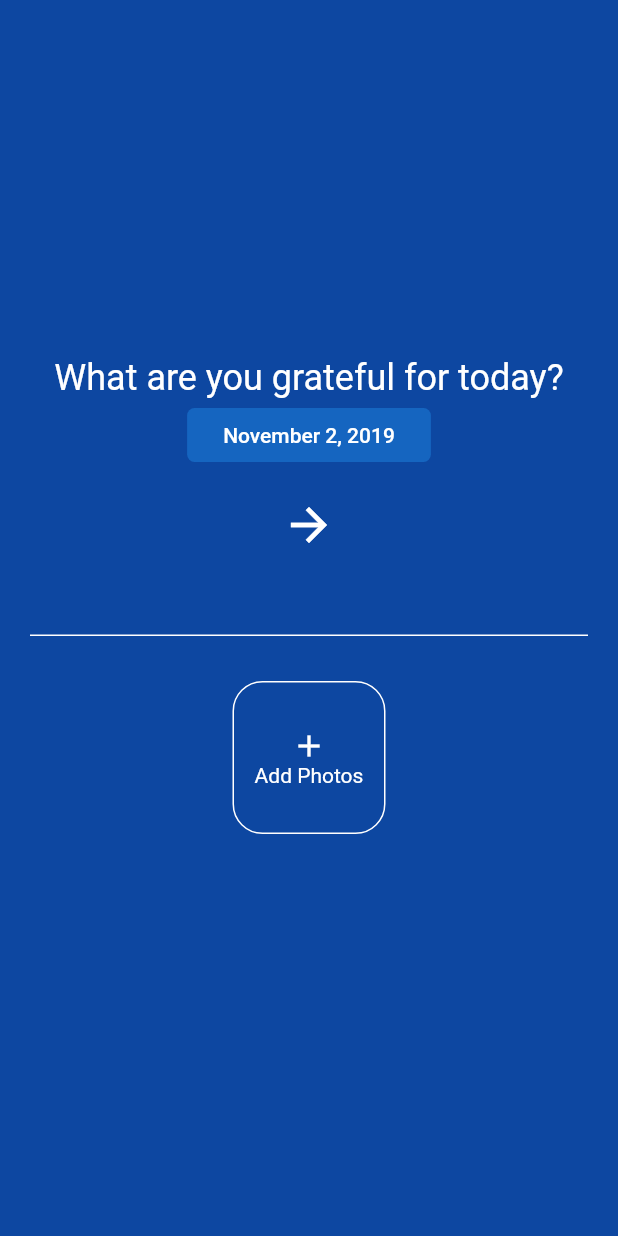
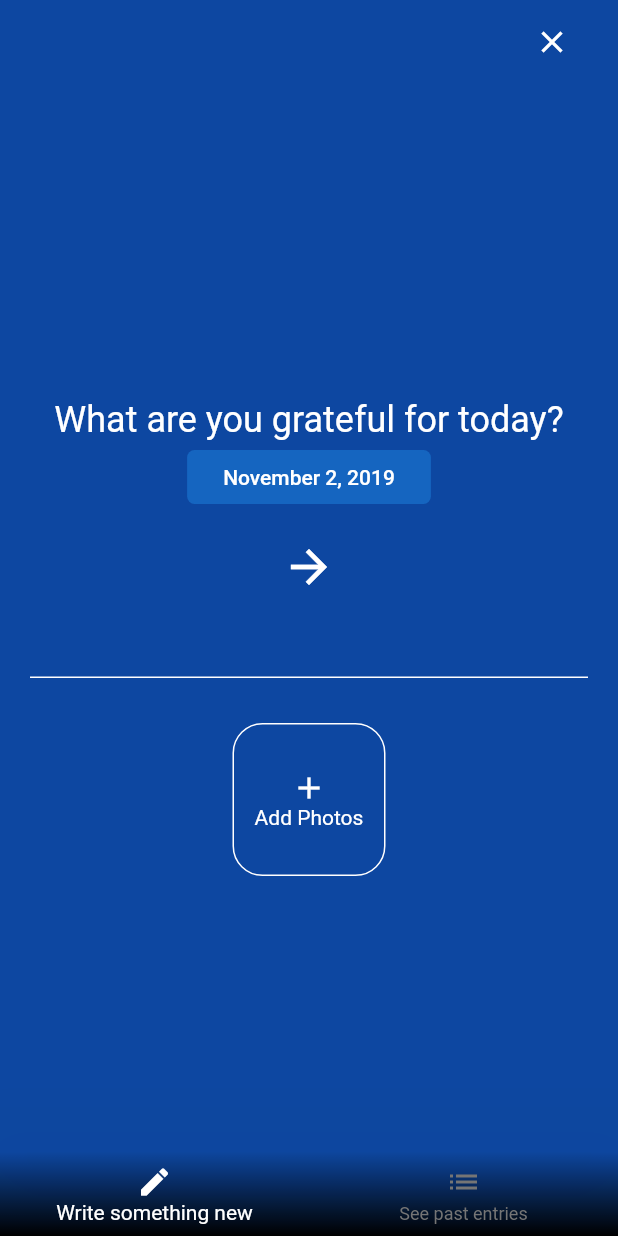
Before and after one commit to sdstolworthy/base_flutter_app, a Flutter app: the JournalEntryDetails screen opened directly with empty values, after a tap on the "edit" icon, on a phone screen of 412 x 824 dp. Run offline on Flutter 3.47's test engine with Material 2 defaults, Android fonts, the phone set to English and light mode, and no system bars; our stand-ins replace bloc, cached_network_image, carousel_slider, cloud_firestore, dio, faker and 6 more; accounts and stored records are empty.

Commit message:
updated feed and edit views. page is no longer deleted when switching views

```diff
--- a/lib/src/blocs/pageView/page_view_bloc.dart
+++ b/lib/src/blocs/pageView/page_view_bloc.dart
@@ -6,15 +6,19 @@ import 'package:flutter/material.dart';
 const int animationDurationInMilliseconds = 60;
 
 class PageViewBloc extends Bloc<PageViewEvent, PageViewState> {
+  int initialPage;
+
   PageController pageController;
   Map<String, int> pages;
-  PageViewBloc({PageController pageController, this.pages}) {
-    this.pageController = (pageController ?? new PageController(initialPage: 0))
-      ..addListener(() {
-        if (this.pageController.page.toInt() == this.pageController.page) {
-          this.add(NotifyPageChange(this.pageController.page.toInt()));
-        }
-      });
+  PageViewBloc({PageController pageController, this.pages, int initialPage}) {
+    this.initialPage = initialPage ?? 0;
+    this.pageController =
+        (pageController ?? new PageController(initialPage: this.initialPage))
+          ..addListener(() {
+            if (this.pageController.page.toInt() == this.pageController.page) {
+              this.add(NotifyPageChange(this.pageController.page.toInt()));
+            }
+          });
   }
 
   @override
@@ -29,6 +33,7 @@ class PageViewBloc extends Bloc<PageViewEvent, PageViewState> {
           curve: ElasticInCurve(),
           duration: Duration(milliseconds: animationDurationInMilliseconds));
     } else if (event is PreviousPage) {
+      print(pageController.page);
       pageController.previousPage(
           curve: ElasticInCurve(),
           duration: Duration(milliseconds: animationDurationInMilliseconds));
--- a/lib/src/screens/EditJournalEntry/EditJournalEntry.dart
+++ b/lib/src/screens/EditJournalEntry/EditJournalEntry.dart
@@ -1,5 +1,6 @@
 import 'dart:io';
 
+import 'package:cached_network_image/cached_network_image.dart';
 import 'package:flutter/material.dart';
 import 'package:grateful/src/blocs/editJournalEntry/bloc.dart';
 import 'package:grateful/src/blocs/imageHandler/bloc.dart';
@@ -21,28 +22,41 @@ class EditJournalEntryArgs {
 }
 
 class EditJournalEntry extends StatefulWidget {
+  bool get wantKeepAlive => true;
+
   final JournalEntry item;
-  EditJournalEntry({JournalEntry item}) : this.item = item ?? JournalEntry();
+  EditJournalEntry({this.item});
   @override
   State<StatefulWidget> createState() {
     return _EditJournalEntryState(journalEntry: this.item);
   }
 }
 
-class _EditJournalEntryState extends State<EditJournalEntry> {
-  JournalEntry journalEntry;
+class _EditJournalEntryState extends State<EditJournalEntry>
+    with AutomaticKeepAliveClientMixin {
+  bool get wantKeepAlive => true;
+
+  JournalEntry _journalEntry;
+  bool isEdit;
   final EditItemBloc _editJournalEntryBloc = EditItemBloc();
 
   _EditJournalEntryState({JournalEntry journalEntry})
-      : this.journalEntry = journalEntry ?? JournalEntry();
+      : this._journalEntry = journalEntry ?? JournalEntry(),
+        isEdit = journalEntry != null {
+    _journalEntryController.value = TextEditingValue(text: '');
+  }
 
-  List<Photograph> photographs = [];
+  List<Photograph> _photographs = [];
+
+  final TextEditingController _journalEntryController = TextEditingController();
 
   final ImageHandlerBloc _imageHandlerBloc = ImageHandlerBloc();
 
   initState() {
     super.initState();
-    photographs = journalEntry.photographs ?? [];
+    _journalEntryController.value =
+        TextEditingValue(text: _journalEntry.body ?? '');
+    _photographs = _journalEntry.photographs ?? [];
   }
 
   dispose() {
@@ -50,11 +64,34 @@ class _EditJournalEntryState extends State<EditJournalEntry> {
     super.dispose();
   }
 
-  build(_) {
+  clearEditState() {
+    setState(() {
+      _journalEntry = JournalEntry();
+      isEdit = false;
+      _photographs = [];
+      _journalEntryController.value =
+          TextEditingValue(text: _journalEntry.body ?? '');
+      _imageHandlerBloc.add(SetPhotographs([]));
+    });
+  }
+
+  build(c) {
+    super.build(c);
     return BlocBuilder(
         bloc: _editJournalEntryBloc,
         builder: (BuildContext context, EditJournalEntryState state) {
           return Scaffold(
+              appBar: AppBar(
+                elevation: 0,
+                leading: Container(),
+                actions: <Widget>[
+                  if (isEdit)
+                    FlatButton(
+                      child: Icon(Icons.clear),
+                      onPressed: clearEditState,
+                    )
+                ],
+              ),
               drawer: Drawer(
                   child: Container(
                 color: Theme.of(context).backgroundColor,
@@ -75,7 +112,7 @@ class _EditJournalEntryState extends State<EditJournalEntry> {
                           ),
                           DateSelectorButton(
                             onPressed: handlePickDate,
-                            selectedDate: journalEntry.date,
+                            selectedDate: _journalEntry.date,
                           ),
                           SizedBox(height: 10),
                           IconButton(
@@ -83,9 +120,9 @@ class _EditJournalEntryState extends State<EditJournalEntry> {
                             icon: Icon(Icons.arrow_forward),
                             color: Colors.white,
                             onPressed: () {
-                              if (journalEntry.body != null) {
+                              if (_journalEntry.body != null) {
                                 _editJournalEntryBloc
-                                    .add(SaveJournalEntry(journalEntry));
+                                    .add(SaveJournalEntry(_journalEntry));
                               }
 
                               BlocProvider.of<PageViewBloc>(context)
@@ -93,12 +130,13 @@ class _EditJournalEntryState extends State<EditJournalEntry> {
                             },
                           ),
                           JournalInput(
-                              onChanged: (text) {
-                                setState(() {
-                                  journalEntry.body = text;
-                                });
-                              },
-                              initialValue: journalEntry.body),
+                            onChanged: (text) {
+                              setState(() {
+                                _journalEntry.body = text;
+                              });
+                            },
+                            controller: _journalEntryController,
+                          ),
                           Padding(
                               padding:
                                   const EdgeInsets.symmetric(vertical: 30.0),
@@ -109,7 +147,7 @@ class _EditJournalEntryState extends State<EditJournalEntry> {
                                     if (imageHandlerState
                                         is InitialImageHandlerState) {
                                       _imageHandlerBloc.add(SetPhotographs(
-                                          journalEntry.photographs ??
+                                          _journalEntry.photographs ??
                                               <Photograph>[]));
                                       return Center(
                                         child: CircularProgressIndicator(),
@@ -124,8 +162,8 @@ class _EditJournalEntryState extends State<EditJournalEntry> {
                                             ...imageHandlerState.photographs
                                                 .map<Widget>((i) {
                                               if (i is NetworkPhoto) {
-                                                return Image.network(
-                                                  i.imageUrl,
+                                                return CachedNetworkImage(
+                                                  imageUrl: i.imageUrl,
                                                   height: 100,
                                                   width: 100,
                                                 );
@@ -144,7 +182,7 @@ class _EditJournalEntryState extends State<EditJournalEntry> {
                                                             filePhotoGuid:
                                                                 i.guid));
 
-                                                    journalEntry.photographs
+                                                    _journalEntry.photographs
                                                         .add(newPhoto);
                                                   },
                                                 );
@@ -215,13 +253,13 @@ class _EditJournalEntryState extends State<EditJournalEntry> {
   void handlePickDate(context) async {
     DateTime newDate = await showDatePicker(
       context: context,
-      initialDate: journalEntry.date ?? DateTime.now(),
+      initialDate: _journalEntry.date ?? DateTime.now(),
       firstDate: DateTime.parse('1900-01-01'),
       lastDate: DateTime.now(),
     );
     if (newDate != null) {
       setState(() {
-        journalEntry.date = newDate;
+        _journalEntry.date = newDate;
       });
     }
   }
--- a/lib/src/screens/JournalEntryDetails/JournalEntryDetails.dart
+++ b/lib/src/screens/JournalEntryDetails/JournalEntryDetails.dart
@@ -3,6 +3,7 @@ import 'package:carousel_slider/carousel_slider.dart';
 import 'package:flutter/material.dart';
 import 'package:grateful/src/models/JournalEntry.dart';
 import 'package:grateful/src/screens/EditJournalEntry/EditJournalEntry.dart';
+import 'package:grateful/src/screens/JournalPageView/JournalPageView.dart';
 import 'package:grateful/src/services/navigator.dart';
 import 'package:grateful/src/services/routes.dart';
 import 'package:intl/intl.dart';
@@ -35,9 +36,8 @@ class JournalEntryDetails extends StatelessWidget {
               color: Colors.white,
             ),
             onPressed: () {
-              rootNavigationService.navigateTo(
-                  FlutterAppRoutes.editJournalEntry,
-                  arguments: EditJournalEntryArgs(journalEntry: journalEntry));
+              rootNavigationService.navigateTo(FlutterAppRoutes.journalPageView,
+                  arguments: JournalPageArguments(entry: journalEntry));
             },
           )
         ],
--- a/lib/src/screens/JournalPageView/JournalPageView.dart
+++ b/lib/src/screens/JournalPageView/JournalPageView.dart
@@ -4,20 +4,50 @@ import 'package:flutter/material.dart';
 import 'package:flutter_bloc/flutter_bloc.dart';
 import 'package:grateful/src/blocs/pageView/bloc.dart';
 import 'package:grateful/src/blocs/pageView/page_view_bloc.dart';
+import 'package:grateful/src/models/JournalEntry.dart';
 import 'package:grateful/src/screens/EditJournalEntry/EditJournalEntry.dart';
 import 'package:grateful/src/screens/JournalEntryFeed/JournalEntryFeed.dart';
 
-class JournalPageView extends StatefulWidget {
-  createState() => _JournalPageView();
+enum Page { entryEdit, entryFeed }
+
+const _pageOrder = <Page>[Page.entryEdit, Page.entryFeed];
+
+class JournalPageArguments {
+  final Page page;
+  final JournalEntry entry;
+  final bool isEdit;
+
+  JournalPageArguments({page, entry})
+      : page = page ?? Page.entryEdit,
+        entry = entry ?? null,
+        isEdit = entry != null;
 }
 
-class _JournalPageView extends State<JournalPageView> {
+class JournalPageView extends StatefulWidget {
+  final Page initialPage;
+  final JournalEntry journalEntry;
+  JournalPageView({initialPage, journalEntry})
+      : initialPage = initialPage ?? Page.entryEdit,
+        journalEntry = journalEntry ?? null;
+  createState() =>
+      _JournalPageView(initialPage: initialPage, journalEntry: journalEntry);
+}
+
+class _JournalPageView extends State<JournalPageView>
+    with AutomaticKeepAliveClientMixin {
   @override
-  final PageViewBloc _pageViewBloc = PageViewBloc();
+  bool get wantKeepAlive => true;
+  final Page initialPage;
+  final JournalEntry journalEntry;
+  _JournalPageView({this.initialPage, this.journalEntry});
+
+  PageViewBloc _pageViewBloc = PageViewBloc();
   bool isActive;
   StreamSubscription<void> activeCanceller;
   void initState() {
     setActive(true);
+    _pageViewBloc =
+        PageViewBloc(initialPage: _pageOrder.indexOf(this.initialPage) ?? 0);
     super.initState();
   }
 
@@ -36,7 +66,7 @@ class _JournalPageView extends State<JournalPageView> {
     }
   }
 
-  Widget build(BuildContext _) {
+  Widget build(BuildContext c) {
     return BlocProvider<PageViewBloc>(
         builder: (context) => _pageViewBloc,
         child: BlocBuilder<PageViewBloc, PageViewState>(
@@ -51,7 +81,7 @@ class _JournalPageView extends State<JournalPageView> {
                     PageView(
                       controller: _pageViewBloc.pageController,
                       children: <Widget>[
-                        EditJournalEntry(),
+                        EditJournalEntry(item: journalEntry),
                         JournalEntryFeed(),
                       ],
                     ),
--- a/lib/src/services/routes.dart
+++ b/lib/src/services/routes.dart
@@ -33,7 +33,12 @@ class Router {
   static Route<dynamic> generatedRoute(RouteSettings settings) {
     switch (settings.name) {
       case FlutterAppRoutes.journalPageView:
-        return _pageRoute(JournalPageView(), FlutterAppRoutes.journalPageView);
+        final JournalPageArguments args = settings.arguments;
+        return _pageRoute(
+            JournalPageView(
+              journalEntry: args?.entry,
+            ),
+            FlutterAppRoutes.journalPageView);
       case FlutterAppRoutes.onboarding:
         return _pageRoute(OnboardingRoutes(), FlutterAppRoutes.onboarding);
       case FlutterAppRoutes.journalEntryDetails:
--- a/lib/src/theme/theme.dart
+++ b/lib/src/theme/theme.dart
@@ -19,7 +19,7 @@ ThemeData gratefulTheme(ThemeData appTheme) {
               body1:
                   appTheme.primaryTextTheme.body1.copyWith(color: Colors.white),
               body2: appTheme.primaryTextTheme.body1.copyWith(
-                  color: Colors.lightBlue,
+                  color: Colors.lightBlue[100],
                   decoration: TextDecoration.underline),
               headline: appTheme.primaryTextTheme.headline
                   .copyWith(color: Colors.white)));
--- a/lib/src/widgets/JournalEntryInput.dart
+++ b/lib/src/widgets/JournalEntryInput.dart
@@ -5,15 +5,16 @@ typedef void OnChanged(String text);
 
 class JournalInput extends StatelessWidget {
   OnChanged onChanged;
-  final String initialValue;
+  final TextEditingController controller;
 
-  JournalInput({this.onChanged, this.initialValue});
+  JournalInput(
+      {@required this.onChanged, @required this.controller});
 
   build(context) {
     return TextFormField(
+      controller: controller,
       onChanged: this.onChanged,
       autocorrect: true,
-      initialValue: initialValue,
       autovalidate: true,
       validator: (_) => null,
       textCapitalization: TextCapitalization.sentences,
```
Also changed, not shown: lib/src/screens/AboutApp/AboutApp.dart (+20 -19 lines), lib/src/screens/JournalEntryFeed/JournalEntryFeed.dart (+12 -6 lines).
